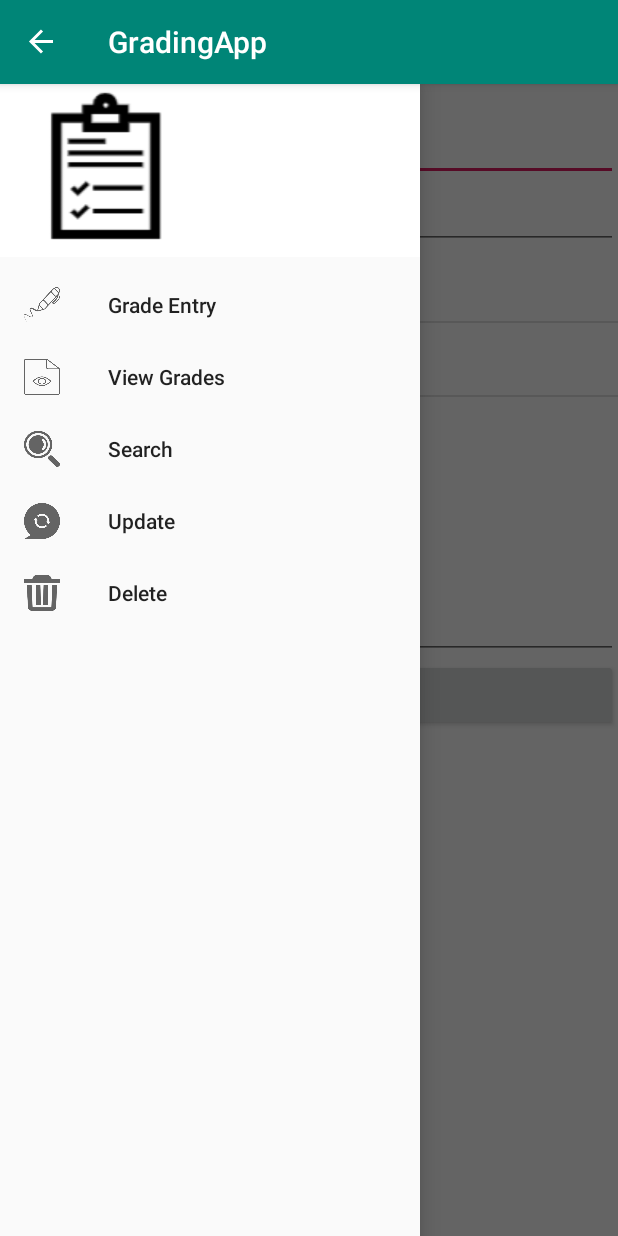
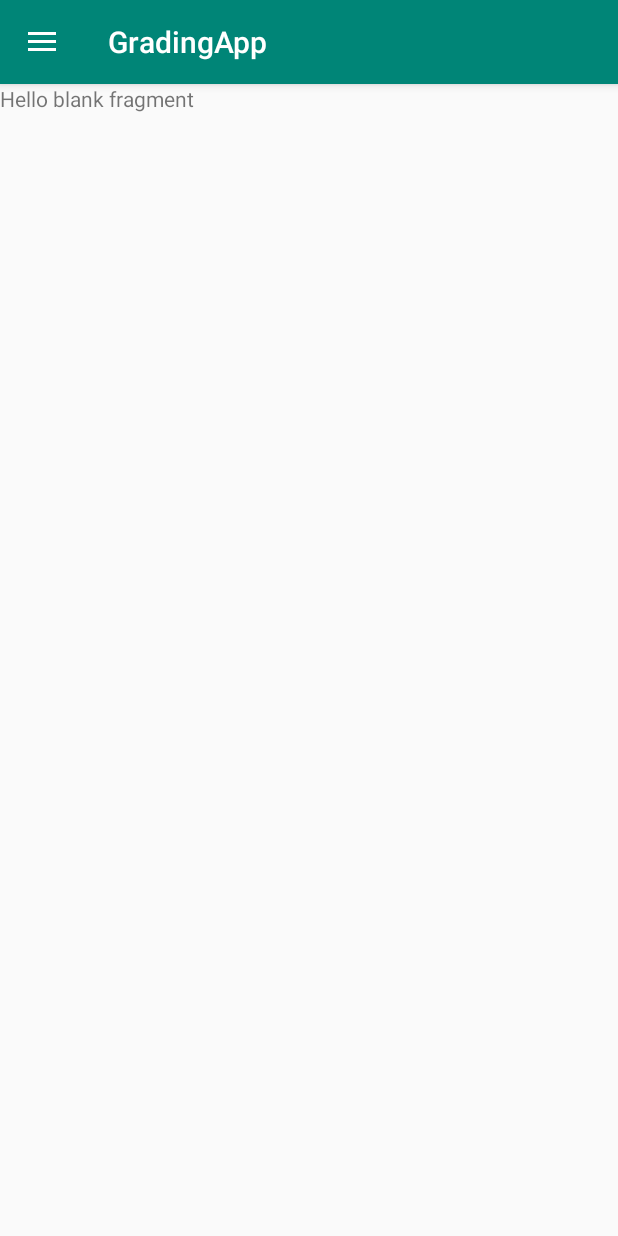
Before and after one commit to ashishjullia/GradingApp, an Android app: the screen it shows after launch (MainActivity), in the side drawer, after a tap on "Search", on a phone screen of 412 x 824 dp. Run offline under Robolectric (Android 15) with nearby library versions, the phone set to English and light mode, and no system bars.

Commit message:
Added the basic UI elements of the application.

```diff
--- /dev/null
+++ b/app/src/main/java/com/example/gradingapp/DatabaseHelper.java
@@ -0,0 +1,4 @@
+package com.example.gradingapp;
+
+public class DatabaseHelper {
+}
--- a/app/src/main/java/com/example/gradingapp/GradeEntry.java
+++ b/app/src/main/java/com/example/gradingapp/GradeEntry.java
@@ -7,30 +7,22 @@ import androidx.fragment.app.Fragment;
 import android.view.LayoutInflater;
 import android.view.View;
 import android.view.ViewGroup;
-import android.widget.Adapter;
 import android.widget.AdapterView;
 import android.widget.ArrayAdapter;
 import android.widget.EditText;
 import android.widget.ListView;
 import android.widget.RadioButton;
-import android.widget.RadioGroup;
 import android.widget.Button;
 
-import android.content.Context;
-import android.database.Cursor;
-import android.database.sqlite.SQLiteDatabase;
 
 public class GradeEntry extends Fragment {
 
-    String stringCredit, stringFirstName, stringLastName, stringMarks, StringTheCourse;
+    private String stringCredit, stringFirstName, stringLastName, stringMarks, StringTheCourse;
 
-    EditText firstName, lastName, marks;
-    RadioButton buttonCreditOne, buttonCreditTwo, buttonCreditThree, buttonCreditFour;
-    Button buttonSubmit;
+    private EditText firstName, lastName, marks;
+    private RadioButton buttonCreditOne, buttonCreditTwo, buttonCreditThree, buttonCreditFour;
+    private Button buttonSubmit;
 
-    SQLiteDatabase db;
-
-    //View view;
     private ListView lstViewCourses;
     private ArrayAdapter<String> adptCourses;
     private String[] courses = {"PROG 8480", "PROG 8470", "PROG 8460", "PROG 8450"};
--- a/app/src/main/java/com/example/gradingapp/MainActivity.java
+++ b/app/src/main/java/com/example/gradingapp/MainActivity.java
@@ -34,7 +34,7 @@ public class MainActivity extends AppCompatActivity {
 
         FragmentManager mgr  = getSupportFragmentManager();
         FragmentTransaction  trans = mgr.beginTransaction();
-        trans.replace(R.id.frame, new GradeEntry());
+        trans.replace(R.id.frame, new ViewGrades());
         trans.commit();
     }
 
@@ -59,13 +59,13 @@ public class MainActivity extends AppCompatActivity {
                 if (itemId == R.id.nav_grade_entry) {
                     frag = new GradeEntry();
                 } else if (itemId == R.id.nav_view_grades) {
-                    //frag = new ViewGrades();
+                    frag = new ViewGrades();
                 } else if (itemId == R.id.nav_search) {
-                    //frag = new Search();
+                    frag = new Search();
                 } else if (itemId == R.id.nav_update) {
-                    //frag = new Update();
+                    frag = new Update();
                 } else if (itemId == R.id.nav_delete) {
-                    //frag = new Delete();
+                    frag = new Delete();
                 }
 
                 if (frag != null) {
--- /dev/null
+++ b/app/src/main/java/com/example/gradingapp/Search.java
@@ -0,0 +1,22 @@
+package com.example.gradingapp;
+
+import android.os.Bundle;
+
+import androidx.fragment.app.Fragment;
+
+import android.view.LayoutInflater;
+import android.view.View;
+import android.view.ViewGroup;
+
+public class Search extends Fragment {
+    public Search() {
+        // Required empty public constructor
+    }
+
+    @Override
+    public View onCreateView(LayoutInflater inflater, ViewGroup container,
+                             Bundle savedInstanceState) {
+        // Inflate the layout for this fragment
+        return inflater.inflate(R.layout.fragment_search, container, false);
+    }
+}
--- /dev/null
+++ b/app/src/main/java/com/example/gradingapp/ViewGrades.java
@@ -0,0 +1,25 @@
+package com.example.gradingapp;
+
+import android.os.Bundle;
+
+import androidx.fragment.app.Fragment;
+
+import android.view.LayoutInflater;
+import android.view.View;
+import android.view.ViewGroup;
+import android.widget.TextView;
+
+public class ViewGrades extends Fragment {
+
+    public ViewGrades() {
+        // Required empty public constructor
+    }
+
+//    @Override
+//    public View onCreateView(LayoutInflater inflater, ViewGroup container,
+//                             Bundle savedInstanceState) {
+//
+//       // Inflate the layout for this fragment
+//        return inflater.inflate(R.layout.fragment_search, container, false);
+//    }
+}
--- /dev/null
+++ b/app/src/main/res/layout/fragment_search.xml
@@ -0,0 +1,14 @@
+<?xml version="1.0" encoding="utf-8"?>
+<FrameLayout xmlns:android="http://schemas.android.com/apk/res/android"
+    xmlns:tools="http://schemas.android.com/tools"
+    android:layout_width="match_parent"
+    android:layout_height="match_parent"
+    tools:context=".Search">
+
+    <!-- TODO: Update blank fragment layout -->
+    <TextView
+        android:layout_width="match_parent"
+        android:layout_height="match_parent"
+        android:text="@string/hello_blank_fragment" />
+
+</FrameLayout>
--- a/app/src/main/res/values/strings.xml
+++ b/app/src/main/res/values/strings.xml
@@ -7,4 +7,7 @@
     <string name="search">Search</string>
     <string name="update">Update</string>
     <string name="delete">Delete</string>
+
+    <!-- TODO: Remove or change this placeholder text -->
+    <string name="hello_blank_fragment">Hello blank fragment</string>
 </resources>
```
Also changed, not shown: app/src/main/java/com/example/gradingapp/Delete.java (added, +22 -0 lines), app/src/main/java/com/example/gradingapp/Update.java (added, +22 -0 lines), app/src/main/res/layout/fragment_delete.xml (added, +14 -0 lines), app/src/main/res/layout/fragment_update.xml (added, +14 -0 lines), app/src/main/res/layout/fragment_view_grades.xml (added, +18 -0 lines). Lines whose indentation alone changed are shown as unchanged.
